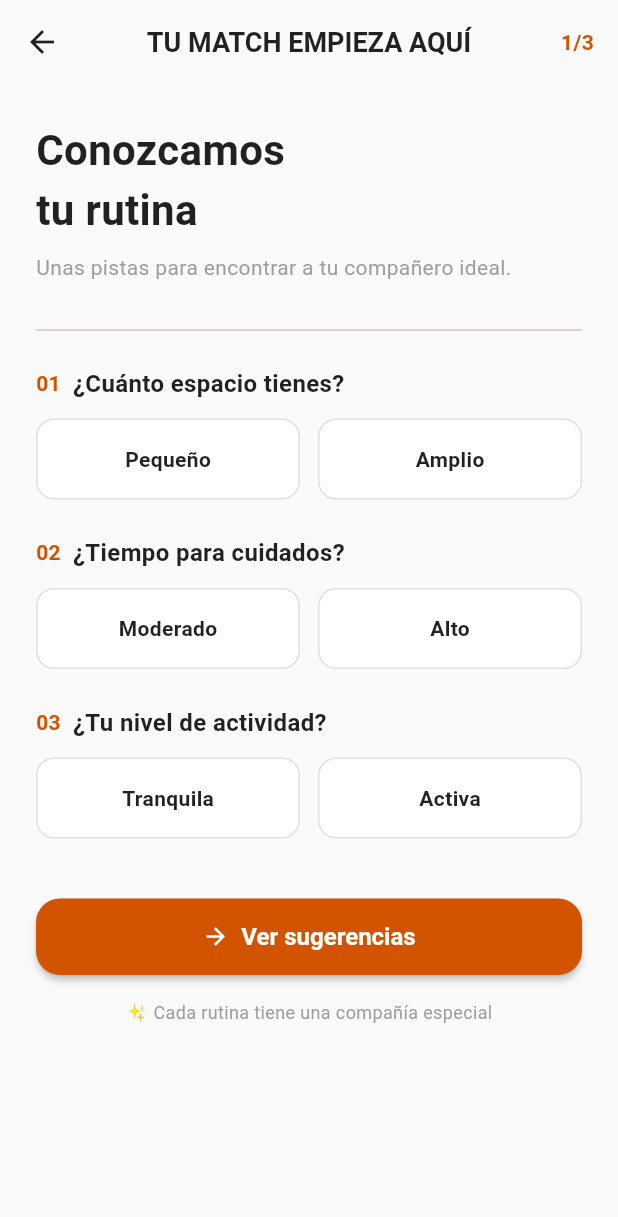
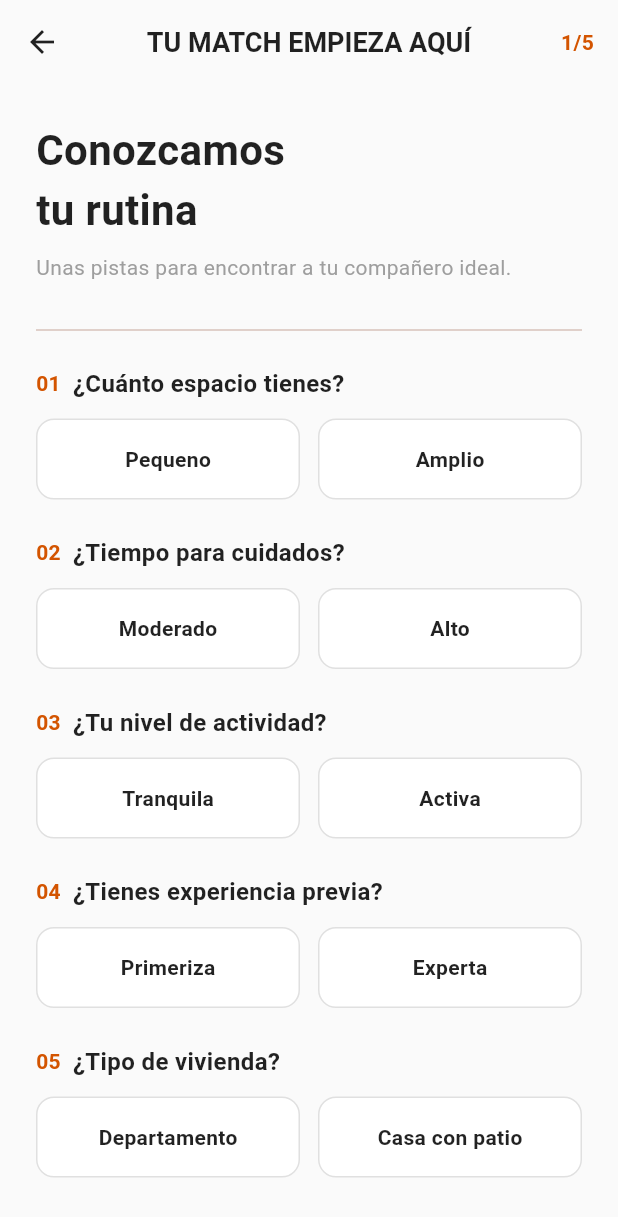
Before and after one commit to jimevtr/huellitas_match, a Flutter app: the EncuestaScreen screen opened directly, on a phone screen of 412 x 824 dp. Shown: the top 1217 px of the screen. Run offline on Flutter 3.47's test engine with Material 3 defaults, Android fonts, the phone set to English and light mode, and no system bars.

Commit message:
Complemento de encuesta

```diff
--- a/lib/features/encuesta/encuesta_provider.dart
+++ b/lib/features/encuesta/encuesta_provider.dart
@@ -1,16 +1,24 @@
 import 'package:flutter/foundation.dart';
 
 class EncuestaProvider with ChangeNotifier {
-  String? _espacio;         // 'pequeño' / 'amplio'
-  String? _tiempoCuidados;  // 'moderado' / 'alto'
-  String? _actividad;       // 'tranquila' / 'activa'
+  String? _espacio;
+  String? _tiempoCuidados;
+  String? _actividad;
+  String? _experiencia;
+  String? _tipoHogar;
 
   String? get espacio => _espacio;
   String? get tiempoCuidados => _tiempoCuidados;
   String? get actividad => _actividad;
+  String? get experiencia => _experiencia;
+  String? get tipoHogar => _tipoHogar;
 
   bool get encuestaCompleta =>
-      _espacio != null && _tiempoCuidados != null && _actividad != null;
+      _espacio != null &&
+      _tiempoCuidados != null &&
+      _actividad != null &&
+      _experiencia != null &&
+      _tipoHogar != null;
 
   void setEspacio(String valor) {
     _espacio = valor;
@@ -27,10 +35,22 @@ class EncuestaProvider with ChangeNotifier {
     notifyListeners();
   }
 
+  void setExperiencia(String valor) {
+    _experiencia = valor;
+    notifyListeners();
+  }
+
+  void setTipoHogar(String valor) {
+    _tipoHogar = valor;
+    notifyListeners();
+  }
+
   void limpiarEncuesta() {
     _espacio = null;
     _tiempoCuidados = null;
     _actividad = null;
+    _experiencia = null;
+    _tipoHogar = null;
     notifyListeners();
   }
 }
--- a/lib/features/encuesta/encuesta_screen.dart
+++ b/lib/features/encuesta/encuesta_screen.dart
@@ -22,7 +22,7 @@ class EncuestaScreen extends StatelessWidget {
             padding: const EdgeInsets.symmetric(horizontal: 16.0),
             child: Center(
               child: Text(
-                encuestaProvider.encuestaCompleta ? '3/3' : '1/3',
+                encuestaProvider.encuestaCompleta ? '5/5' : '1/5',
                 style: const TextStyle(
                   color: Color(0xFFD35400),
                   fontWeight: FontWeight.bold,
@@ -54,16 +54,15 @@ class EncuestaScreen extends StatelessWidget {
             const Divider(),
             const SizedBox(height: 16),
 
-            // Pregunta 1: Espacio
             _buildQuestionTitle('01', '¿Cuánto espacio tienes?'),
             const SizedBox(height: 12),
             Row(
               children: [
                 Expanded(
                   child: _buildOptionButton(
-                    titulo: 'Pequeño',
-                    seleccionado: encuestaProvider.espacio == 'pequeño',
-                    onTap: () => encuestaProvider.setEspacio('pequeño'),
+                    titulo: 'Pequeno',
+                    seleccionado: encuestaProvider.espacio == 'pequeno',
+                    onTap: () => encuestaProvider.setEspacio('pequeno'),
                   ),
                 ),
                 const SizedBox(width: 12),
@@ -78,7 +77,6 @@ class EncuestaScreen extends StatelessWidget {
             ),
             const SizedBox(height: 24),
 
-            // Pregunta 2: Tiempo para cuidados
             _buildQuestionTitle('02', '¿Tiempo para cuidados?'),
             const SizedBox(height: 12),
             Row(
@@ -102,7 +100,6 @@ class EncuestaScreen extends StatelessWidget {
             ),
             const SizedBox(height: 24),
 
-            // Pregunta 3: Nivel de actividad
             _buildQuestionTitle('03', '¿Tu nivel de actividad?'),
             const SizedBox(height: 12),
             Row(
@@ -124,9 +121,54 @@ class EncuestaScreen extends StatelessWidget {
                 ),
               ],
             ),
+            const SizedBox(height: 24),
+
+            _buildQuestionTitle('04', '¿Tienes experiencia previa?'),
+            const SizedBox(height: 12),
+            Row(
+              children: [
+                Expanded(
+                  child: _buildOptionButton(
+                    titulo: 'Primeriza',
+                    seleccionado: encuestaProvider.experiencia == 'primeriza',
+                    onTap: () => encuestaProvider.setExperiencia('primeriza'),
+                  ),
+                ),
+                const SizedBox(width: 12),
+                Expanded(
+                  child: _buildOptionButton(
+                    titulo: 'Experta',
+                    seleccionado: encuestaProvider.experiencia == 'experta',
+                    onTap: () => encuestaProvider.setExperiencia('experta'),
+                  ),
+                ),
+              ],
+            ),
+            const SizedBox(height: 24),
+
+            _buildQuestionTitle('05', '¿Tipo de vivienda?'),
+            const SizedBox(height: 12),
+            Row(
+              children: [
+                Expanded(
+                  child: _buildOptionButton(
+                    titulo: 'Departamento',
+                    seleccionado: encuestaProvider.tipoHogar == 'departamento',
+                    onTap: () => encuestaProvider.setTipoHogar('departamento'),
+                  ),
+                ),
+                const SizedBox(width: 12),
+                Expanded(
+                  child: _buildOptionButton(
+                    titulo: 'Casa con patio',
+                    seleccionado: encuestaProvider.tipoHogar == 'casa',
+                    onTap: () => encuestaProvider.setTipoHogar('casa'),
+                  ),
+                ),
+              ],
+            ),
             const SizedBox(height: 40),
 
-            // Botón Ver sugerencias con validación
             BotonPrincipal(
               texto: 'Ver sugerencias',
               icono: Icons.arrow_forward,
@@ -134,14 +176,13 @@ class EncuestaScreen extends StatelessWidget {
                 if (!encuestaProvider.encuestaCompleta) {
                   ScaffoldMessenger.of(context).showSnackBar(
                     const SnackBar(
-                      content: Text('Por favor responde todas las preguntas para continuar.'),
+                      content: Text('Por favor responde las 5 preguntas para continuar.'),
                       backgroundColor: Colors.redAccent,
                     ),
                   );
                   return;
                 }
-                // Navegar al catálogo / sugerencias (integrado con Santiago)
-                // Navigator.pushNamed(context, '/catalogo');
+
               },
             ),
             const SizedBox(height: 16),
```
